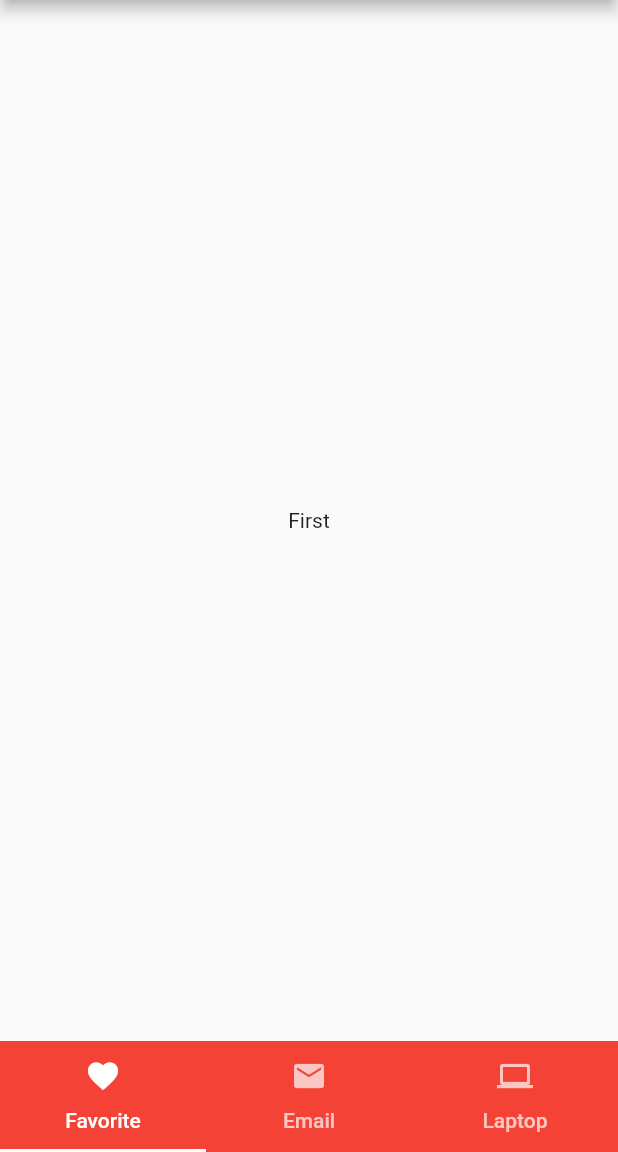
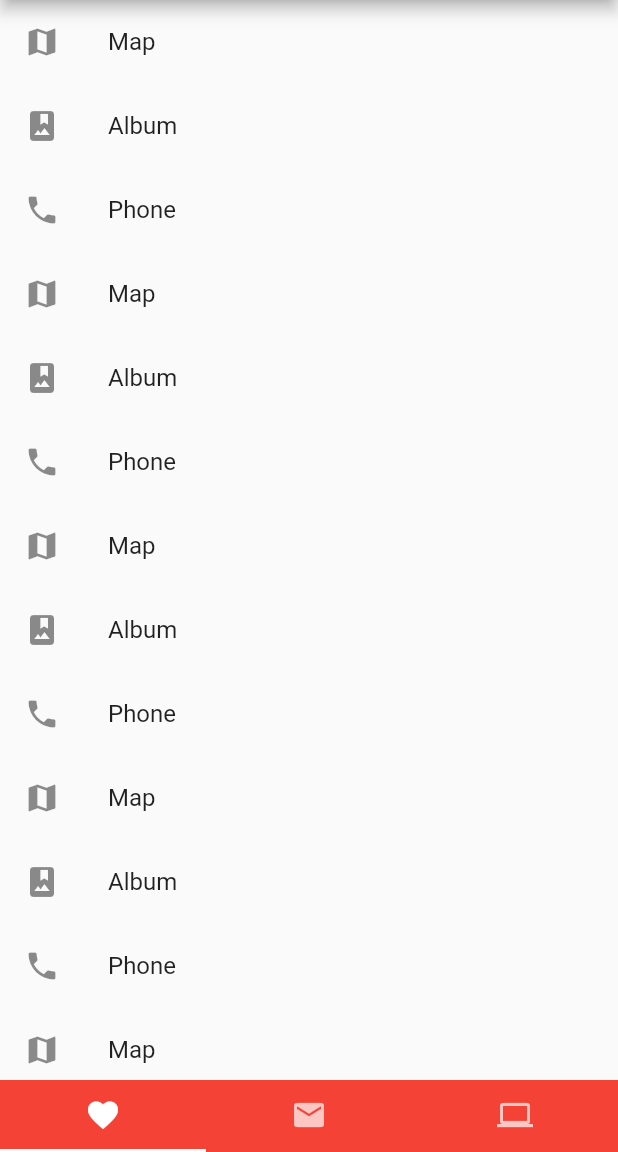
Before and after one commit to ChangJoo-Park/flutter_bottom_navigation_app, a Flutter app: the screen it shows after launch, on a phone screen of 412 x 824 dp, the part 84-1236 px from its top. Run offline on Flutter 3.47's test engine with Material 2 defaults, Android fonts, the phone set to English and light mode, and no system bars.

Commit message:
ListView inside first page

```diff
--- a/lib/main.dart
+++ b/lib/main.dart
@@ -37,7 +37,7 @@ class _HomePageState extends State<HomePage>
       body: new TabBarView(
         controller: tabController,
         children: <Widget>[
-          new NewPage("First"),
+          new ScrollablePage(),
           new NewPage("Second"),
           new NewPage("Third"),
         ],
@@ -49,18 +49,123 @@ class _HomePageState extends State<HomePage>
           tabs: <Widget>[
             new Tab(
               icon: new Icon(Icons.favorite),
-              child: new Text('Favorite'),
             ),
             new Tab(
               icon: new Icon(Icons.email),
-              child: new Text('Email'),
             ),
             new Tab(
               icon: new Icon(Icons.laptop),
-              child: new Text('Laptop'),
             ),
           ],
         ),
+      ),
+    );
+  }
+}
+
+class ScrollablePage extends StatelessWidget {
+  @override
+  Widget build(BuildContext context) {
+    return new Scaffold(
+      body: new ListView(
+        children: <Widget>[
+          new ListTile(
+            leading: new Icon(Icons.map),
+            title: new Text('Map'),
+          ),
+          new ListTile(
+            leading: new Icon(Icons.photo_album),
+            title: new Text('Album'),
+          ),
+          new ListTile(
+            leading: new Icon(Icons.phone),
+            title: new Text('Phone'),
+          ),
+          new ListTile(
+            leading: new Icon(Icons.map),
+            title: new Text('Map'),
+          ),
+          new ListTile(
+            leading: new Icon(Icons.photo_album),
+            title: new Text('Album'),
+          ),
+          new ListTile(
+            leading: new Icon(Icons.phone),
+            title: new Text('Phone'),
+          ),
+          new ListTile(
+            leading: new Icon(Icons.map),
+            title: new Text('Map'),
+          ),
+          new ListTile(
+            leading: new Icon(Icons.photo_album),
+            title: new Text('Album'),
+          ),
+          new ListTile(
+            leading: new Icon(Icons.phone),
+            title: new Text('Phone'),
+          ),
+          new ListTile(
+            leading: new Icon(Icons.map),
+            title: new Text('Map'),
+          ),
+          new ListTile(
+            leading: new Icon(Icons.photo_album),
+            title: new Text('Album'),
+          ),
+          new ListTile(
+            leading: new Icon(Icons.phone),
+            title: new Text('Phone'),
+          ),
+          new ListTile(
+            leading: new Icon(Icons.map),
+            title: new Text('Map'),
+          ),
+          new ListTile(
+            leading: new Icon(Icons.photo_album),
+            title: new Text('Album'),
+          ),
+          new ListTile(
+            leading: new Icon(Icons.phone),
+            title: new Text('Phone'),
+          ),
+          new ListTile(
+            leading: new Icon(Icons.map),
+            title: new Text('Map'),
+          ),
+          new ListTile(
+            leading: new Icon(Icons.photo_album),
+            title: new Text('Album'),
+          ),
+          new ListTile(
+            leading: new Icon(Icons.phone),
+            title: new Text('Phone'),
+          ),
+          new ListTile(
+            leading: new Icon(Icons.map),
+            title: new Text('Map'),
+          ),
+          new ListTile(
+            leading: new Icon(Icons.photo_album),
+            title: new Text('Album'),
+          ),
+          new ListTile(
+            leading: new Icon(Icons.phone),
+            title: new Text('Phone'),
+          ),
+          new ListTile(
+            leading: new Icon(Icons.map),
+            title: new Text('Map'),
+          ),
+          new ListTile(
+            leading: new Icon(Icons.photo_album),
+            title: new Text('Album'),
+          ),
+          new ListTile(
+            leading: new Icon(Icons.phone),
+            title: new Text('Phone'),
+          ),
+        ],
       ),
     );
   }
```
